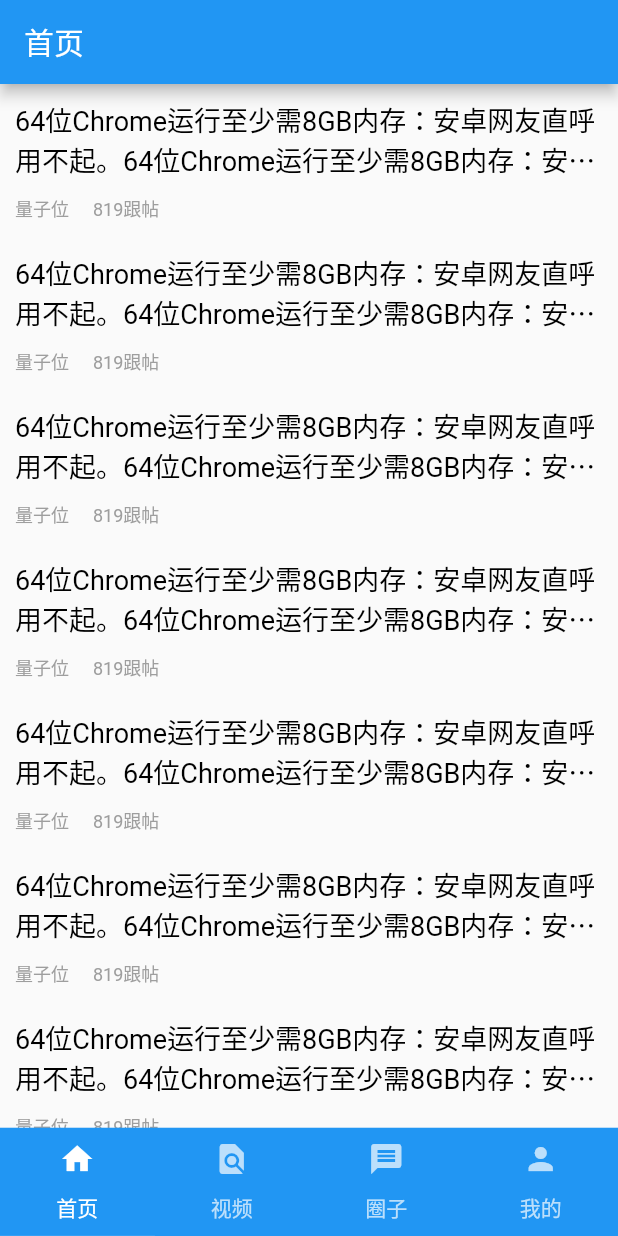
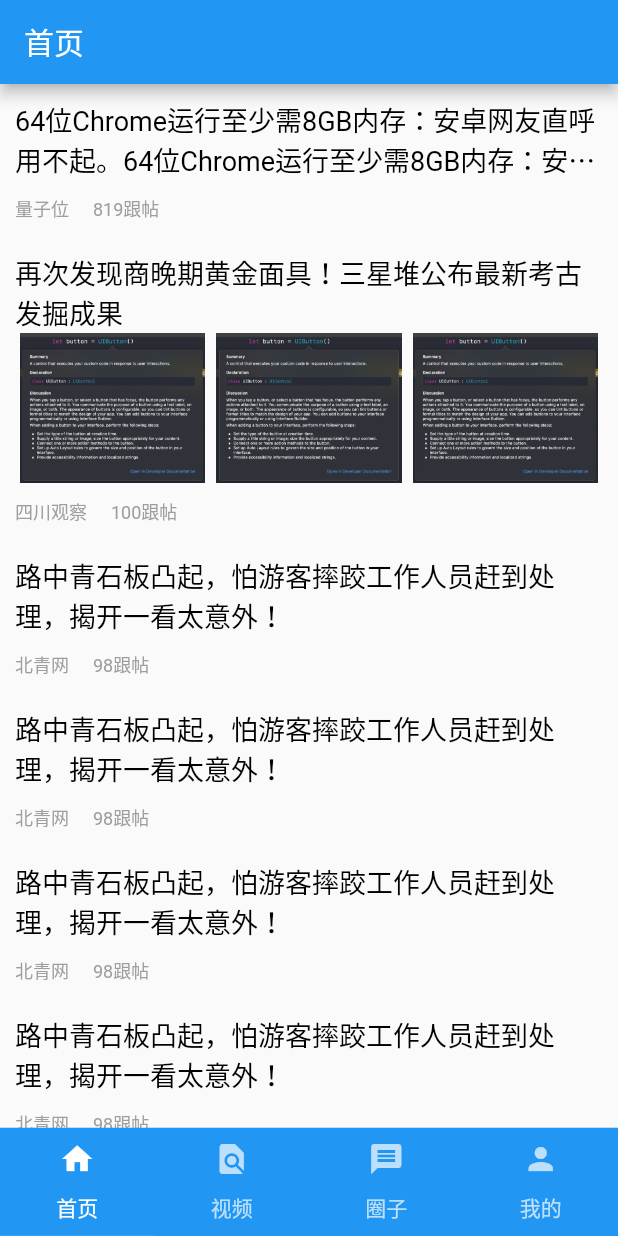
Before and after one commit to CaryZheng/swiftmic_news_flutter, a Flutter app: the screen it shows after launch, on a phone screen of 412 x 824 dp. Run offline on Flutter 3.47's test engine with Material 2 defaults, Android fonts, the phone set to English and light mode, and no system bars; drawn by our look-alikes of pull_to_refresh.

Commit message:
Add item type

```diff
--- a/lib/feed/HomeFeedItemData.dart
+++ b/lib/feed/HomeFeedItemData.dart
@@ -1,4 +1,7 @@
+import 'package:swiftmic_news/feed/HomeFeedItemView.dart';
+
 class HomeFeedItemData {
+  ItemType itemType; // 类型
   String title; // 标题
   String authorName; // 作者
   int commentCount; // 跟帖数
--- a/lib/feed/HomeFeedItemView.dart
+++ b/lib/feed/HomeFeedItemView.dart
@@ -1,5 +1,7 @@
 import 'package:flutter/material.dart';
 import 'package:swiftmic_news/feed/HomeFeedItemData.dart';
+
+enum ItemType { none, text, text_images }
 
 class HomeFeedItemView extends StatefulWidget {
   final HomeFeedItemData _data;
@@ -13,6 +15,19 @@
 class _HomeFeedItemViewState extends State<HomeFeedItemView> {
   @override
   Widget build(BuildContext context) {
+    if (ItemType.text == widget._data.itemType) {
+      print("build ItemType text");
+      return getItemViewWithText();
+    } else if (ItemType.text_images == widget._data.itemType) {
+      print("build ItemType text_images");
+      return getItemViewWithTextImages();
+    }
+
+    print("build ItemType none");
+    return getItemViewWithText();
+  }
+
+  Widget getItemViewWithText() {
     return Container(
       child: Column(
         children: [
@@ -46,4 +61,61 @@
       padding: EdgeInsets.all(10),
     );
   }
+
+  Widget getItemViewWithTextImages() {
+    return Container(
+      child: Column(
+        children: [
+          Text(
+            widget._data.title,
+            style: TextStyle(fontSize: 18, color: Colors.black),
+            maxLines: 2,
+            overflow: TextOverflow.ellipsis,
+          ),
+          Container(
+            child: Row(
+              mainAxisAlignment: MainAxisAlignment.spaceBetween,
+              children: [
+                Image.asset(
+                  'images/item_images_test.png',
+                  width: 130,
+                  height: 100,
+                ),
+                Image.asset(
+                  'images/item_images_test.png',
+                  width: 130,
+                  height: 100,
+                ),
+                Image.asset(
+                  'images/item_images_test.png',
+                  width: 130,
+                  height: 100,
+                ),
+              ],
+            ),
+          ),
+          Row(
+            children: [
+              // 作者
+              Container(
+                child: Text(
+                  widget._data.authorName,
+                  style: TextStyle(fontSize: 12, color: Colors.grey),
+                ),
+                margin: EdgeInsets.fromLTRB(0, 10, 0, 0),
+              ),
+              Container(
+                child: Text(
+                  widget._data.commentCount.toString() + "跟帖",
+                  style: TextStyle(fontSize: 12, color: Colors.grey),
+                ),
+                margin: EdgeInsets.fromLTRB(16, 10, 0, 0),
+              )
+            ],
+          ),
+        ],
+      ),
+      padding: EdgeInsets.all(10),
+    );
+  }
 }
--- a/lib/home/FeedTabView.dart
+++ b/lib/home/FeedTabView.dart
@@ -86,9 +86,24 @@
     // );
 
     HomeFeedItemData data = HomeFeedItemData();
-    data.title = "64位Chrome运行至少需8GB内存：安卓网友直呼用不起。64位Chrome运行至少需8GB内存：安卓网友直呼用不起。";
-    data.authorName = "量子位";
-    data.commentCount = 819;
+
+    if (0 == index) {
+      data.title =
+          "64位Chrome运行至少需8GB内存：安卓网友直呼用不起。64位Chrome运行至少需8GB内存：安卓网友直呼用不起。";
+      data.authorName = "量子位";
+      data.commentCount = 819;
+      data.itemType = ItemType.text;
+    } else if (1 == index) {
+      data.title = "再次发现商晚期黄金面具！三星堆公布最新考古发掘成果";
+      data.authorName = "四川观察";
+      data.commentCount = 100;
+      data.itemType = ItemType.text_images;
+    } else {
+      data.title = "路中青石板凸起，怕游客摔跤工作人员赶到处理，揭开一看太意外！";
+      data.authorName = "北青网";
+      data.commentCount = 98;
+      data.itemType = ItemType.text;
+    }
 
     return HomeFeedItemView(data);
   }
--- a/pubspec.yaml
+++ b/pubspec.yaml
@@ -49,6 +49,8 @@
   # assets:
   #   - images/a_dot_burr.jpeg
   #   - images/a_dot_ham.jpeg
+  assets:
+    - images/
 
   # An image asset can refer to one or more resolution-specific "variants", see
   # https://flutter.dev/assets-and-images/#resolution-aware.
```
Also changed, not shown: images/item_images_test.png (added).
